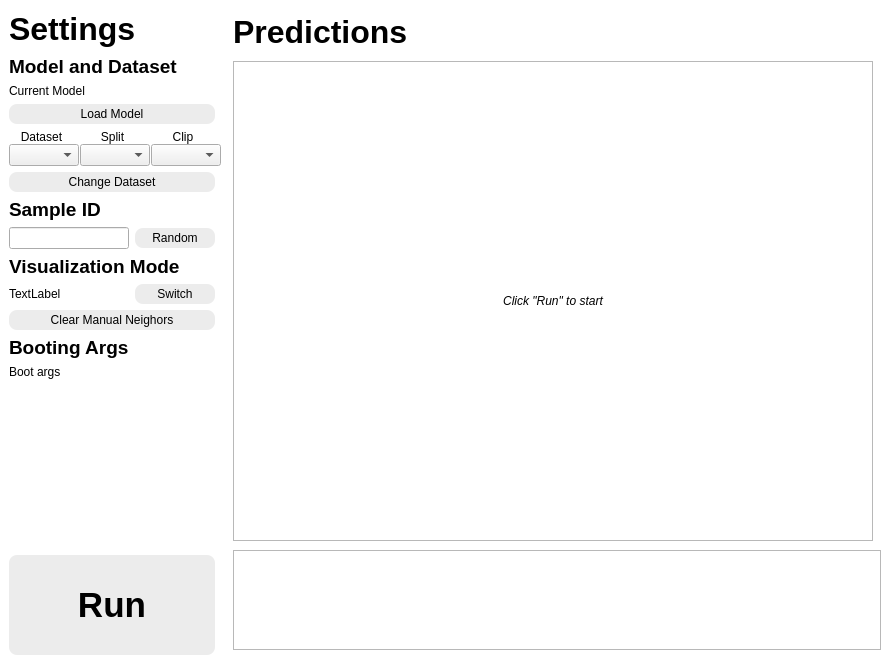
First picture: the form in window.ui, repository cocoon2wong/Project-Solitaire, before the edit.
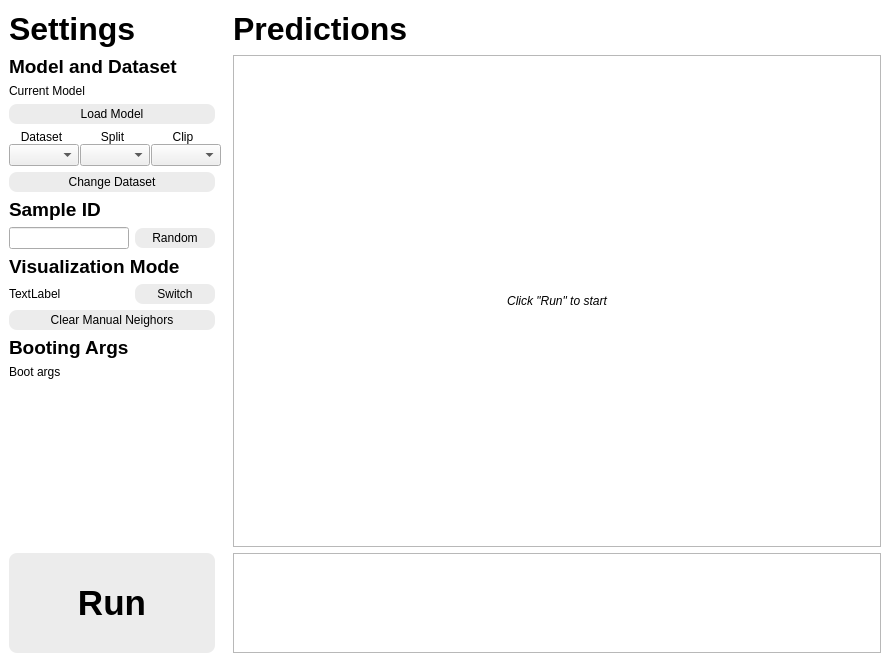
Second picture: the form after the edit. Custom widgets are drawn as their Qt base class.

Commit message: Add auto-scale support for the result image

Diff of the .ui file:
```diff
--- a/window.ui
+++ b/window.ui
@@ -6,23 +6,34 @@
    <rect>
     <x>0</x>
     <y>0</y>
-    <width>889</width>
-    <height>661</height>
+    <width>890</width>
+    <height>662</height>
    </rect>
   </property>
   <property name="windowTitle">
    <string>Playground</string>
   </property>
   <widget class="QWidget" name="centralwidget">
-   <widget class="QWidget" name="horizontalLayoutWidget">
-    <property name="geometry">
-     <rect>
-      <x>0</x>
-      <y>0</y>
-      <width>890</width>
-      <height>664</height>
-     </rect>
-    </property>
+   <property name="autoFillBackground">
+    <bool>false</bool>
+   </property>
+   <layout class="QHBoxLayout" name="horizontalLayout_4">
+    <property name="spacing">
+     <number>0</number>
+    </property>
+    <property name="leftMargin">
+     <number>0</number>
+    </property>
+    <property name="topMargin">
+     <number>0</number>
+    </property>
+    <property name="rightMargin">
+     <number>0</number>
+    </property>
+    <property name="bottomMargin">
+     <number>0</number>
+    </property>
+    <item>
     <layout class="QHBoxLayout" name="horizontalLayout">
      <property name="spacing">
       <number>0</number>
@@ -431,7 +442,7 @@
       <widget class="QWidget" name="widget_right" native="true">
        <property name="maximumSize">
         <size>
-         <width>670</width>
+          <width>16777215</width>
          <height>16777215</height>
         </size>
        </property>
@@ -479,8 +490,8 @@
           </property>
           <property name="maximumSize">
            <size>
-            <width>640</width>
-            <height>480</height>
+             <width>16777215</width>
+             <height>16777215</height>
            </size>
           </property>
           <property name="font">
@@ -540,7 +551,8 @@
       </widget>
      </item>
     </layout>
-   </widget>
+    </item>
+   </layout>
   </widget>
  </widget>
  <customwidgets>
```
Lines whose indentation alone changed are shown as unchanged. The commit also changes 2 other files.
